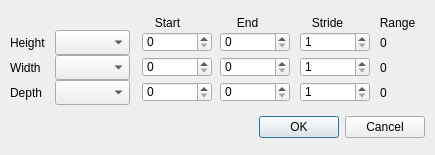
Above: vtimshow/setdims.ui from kprussing/vtimshow before the change. Below: the same form after it.
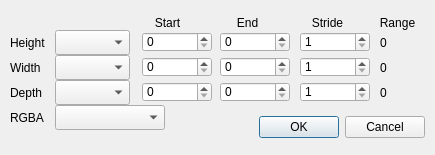
That is the form after the change.

The edit to the form file:
```diff
--- a/vtimshow/setdims.ui
+++ b/vtimshow/setdims.ui
@@ -16,9 +16,9 @@
   <widget class="QDialogButtonBox" name="buttonBox">
    <property name="geometry">
     <rect>
-     <x>10</x>
+     <x>254</x>
      <y>110</y>
-     <width>415</width>
+     <width>171</width>
      <height>35</height>
     </rect>
    </property>
@@ -327,6 +327,29 @@
     <set>Qt::AlignCenter</set>
    </property>
   </widget>
+  <widget class="QLabel" name="rgbaLabel">
+   <property name="geometry">
+    <rect>
+     <x>10</x>
+     <y>105</y>
+     <width>45</width>
+     <height>25</height>
+    </rect>
+   </property>
+   <property name="text">
+    <string>RGBA</string>
+   </property>
+  </widget>
+  <widget class="QComboBox" name="rgbaComboBox">
+   <property name="geometry">
+    <rect>
+     <x>55</x>
+     <y>105</y>
+     <width>110</width>
+     <height>25</height>
+    </rect>
+   </property>
+  </widget>
  </widget>
  <resources/>
  <connections>
```
